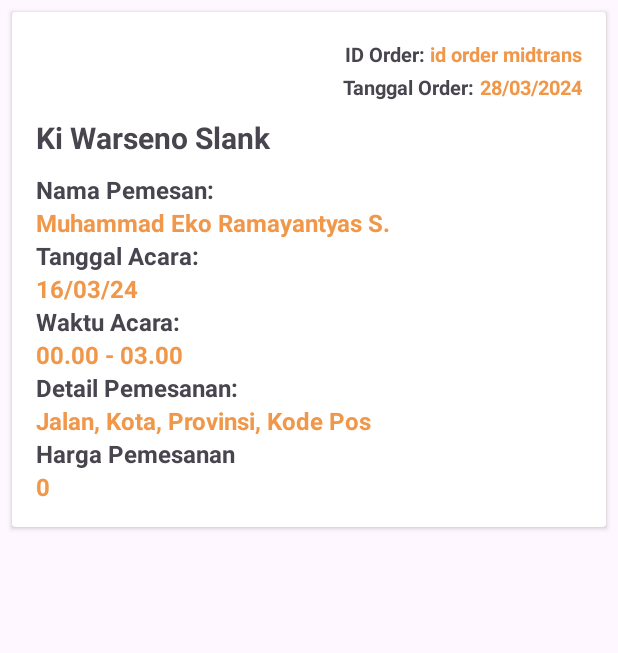
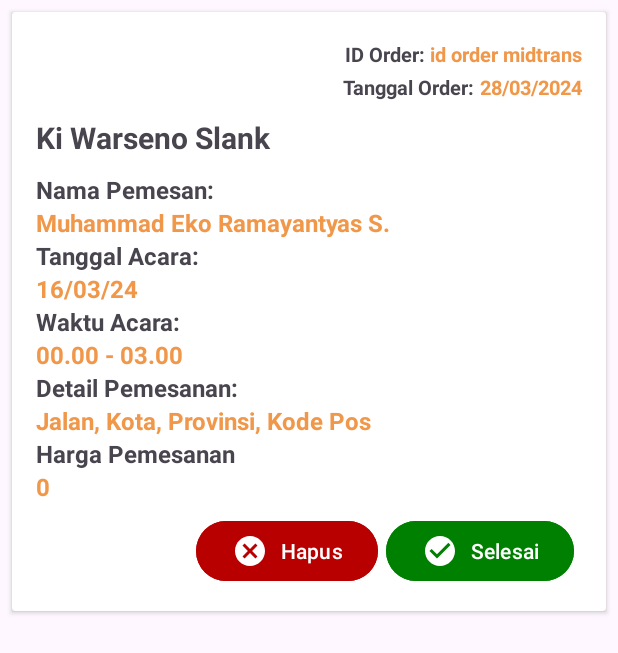
Before and after one commit to rayspyros/wardani, an Android app: the layout kelola_pesanan_item.xml on its own in the app's theme, with its tools: preview values and no code run, on a phone screen of 412 x 824 dp. Shown: the top 653 px of the screen. Run offline under Robolectric (Android 15) with nearby library versions, the phone set to English and light mode, and no system bars.

Commit message:
finished project

```diff
--- /dev/null
+++ b/app/src/main/res/drawable/ic_acc.xml
@@ -0,0 +1,5 @@
+<vector android:height="24dp" android:tint="#FFFFFF"
+    android:viewportHeight="24" android:viewportWidth="24"
+    android:width="24dp" xmlns:android="http://schemas.android.com/apk/res/android">
+    <path android:fillColor="@android:color/white" android:pathData="M12,2C6.48,2 2,6.48 2,12s4.48,10 10,10 10,-4.48 10,-10S17.52,2 12,2zM10,17l-5,-5 1.41,-1.41L10,14.17l7.59,-7.59L19,8l-9,9z"/>
+</vector>
--- a/app/src/main/res/layout/kelola_pesanan_item.xml
+++ b/app/src/main/res/layout/kelola_pesanan_item.xml
@@ -200,21 +200,29 @@
                 android:textStyle="bold"
                 android:textSize="16sp"/>
         </LinearLayout>
-<!--        <LinearLayout-->
-<!--            android:layout_width="match_parent"-->
-<!--            android:layout_height="wrap_content"-->
-<!--            android:orientation="horizontal"-->
-<!--            android:gravity="end">-->
-
-<!--            <Button-->
-<!--                android:id="@+id/btn_batal_pesanan"-->
-<!--                android:layout_width="wrap_content"-->
-<!--                android:layout_height="wrap_content"-->
-<!--                android:layout_marginTop="8dp"-->
-<!--                android:backgroundTint="@color/red"-->
-<!--                android:text="Batalkan"-->
-<!--                android:drawableLeft="@drawable/ic_cancel"-->
-<!--                android:layout_marginRight="5dp"/>-->
-<!--        </LinearLayout>-->
+        <LinearLayout
+            android:layout_width="match_parent"
+            android:layout_height="wrap_content"
+            android:orientation="horizontal"
+            android:gravity="end">
+            <Button
+                android:id="@+id/btn_hapus_pesanan"
+                android:layout_width="wrap_content"
+                android:layout_height="wrap_content"
+                android:layout_marginTop="8dp"
+                android:backgroundTint="@color/red"
+                android:text="Hapus"
+                android:drawableLeft="@drawable/ic_cancel"
+                android:layout_marginRight="5dp"/>
+            <Button
+                android:id="@+id/btn_selesai_pesanan"
+                android:layout_width="wrap_content"
+                android:layout_height="wrap_content"
+                android:layout_marginTop="8dp"
+                android:backgroundTint="@color/green"
+                android:text="Selesai"
+                android:drawableLeft="@drawable/ic_acc"
+                android:layout_marginRight="5dp"/>
+        </LinearLayout>
     </LinearLayout>
 </androidx.cardview.widget.CardView>
```
Also changed, not shown: app/src/main/java/com/example/wardani/admin/activites/KelolaPesananActivity.java (+2 -21 lines), app/src/main/java/com/example/wardani/admin/adapters/KelolaPesananAdapter.java (+0 -28 lines), app/src/main/java/com/example/wardani/fragments/FinishOrderFragment.java (added, +64 -0 lines), app/src/main/java/com/example/wardani/fragments/UnfinishOrder.java (added, +20 -0 lines), app/src/main/res/layout/activity_kelola_pesanan.xml (+0 -14 lines), app/src/main/res/layout/fragment_finish_order.xml (added, +14 -0 lines), app/src/main/res/layout/fragment_unfinish_order.xml (added, +14 -0 lines).
